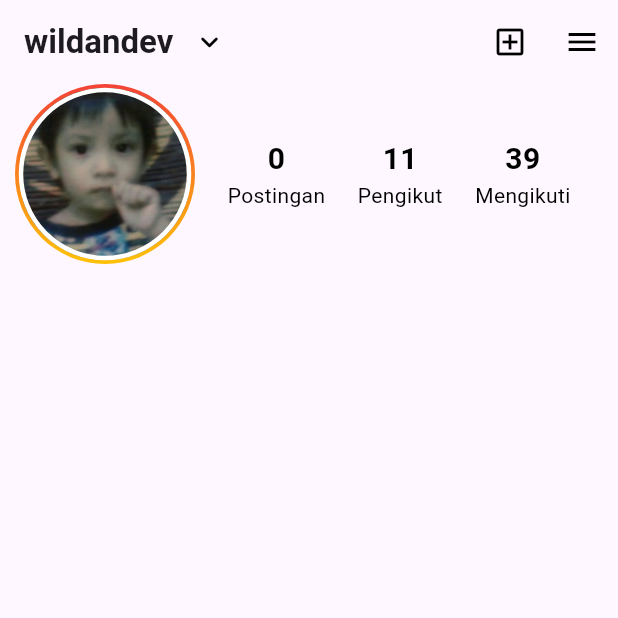
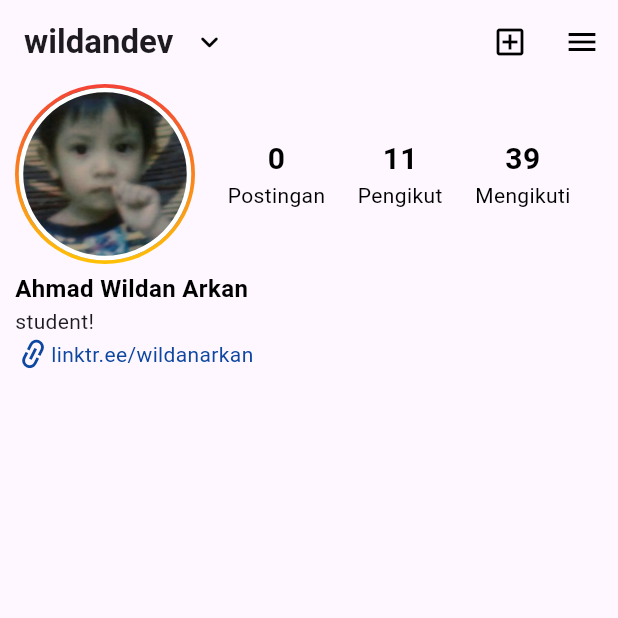
Before and after one commit to wildanarkan/flutter-learning, a Flutter app: the screen it shows after launch, on a phone screen of 412 x 824 dp, the top half of it. Run offline on Flutter 3.47's test engine with Material 3 defaults, Android fonts, the phone set to English and light mode, and no system bars.

Commit message:
Menambah Information Bio

```diff
--- a/lib/instagram/pages/profile.dart
+++ b/lib/instagram/pages/profile.dart
@@ -1,6 +1,7 @@
 import 'package:flutter/material.dart';
 import 'package:latihan_flutter/instagram/widgets/info_item.dart';
 import 'package:latihan_flutter/instagram/widgets/profile_picture.dart';
+import 'package:latihan_flutter/widgets/dialog.dart';
 
 class ProfilePage extends StatelessWidget {
   const ProfilePage({super.key});
@@ -49,7 +50,41 @@ class ProfilePage extends StatelessWidget {
                 ),
               ],
             ),
-          )
+          ),
+          SizedBox(
+            height: 5,
+          ),
+          Padding(
+            padding: EdgeInsets.symmetric(horizontal: 10),
+            child: Text(
+              "Ahmad Wildan Arkan",
+              style: TextStyle(
+                  color: Colors.black,
+                  fontWeight: FontWeight.bold,
+                  fontSize: 16),
+            ),
+          ),
+          Padding(
+            padding: EdgeInsets.symmetric(horizontal: 10),
+            child: Text("student!"),
+          ),
+          Padding(
+            padding: EdgeInsets.symmetric(horizontal: 10),
+            child: Row(
+              children: [
+                Transform.rotate(
+                    angle: 90,
+                    child: Icon(
+                      Icons.link,
+                      color: Colors.blue[900],
+                    )),
+                Text(
+                  "linktr.ee/wildanarkan",
+                  style: TextStyle(color: Colors.blue[900]),
+                )
+              ],
+            ),
+          ),
         ],
       ),
     );
```
